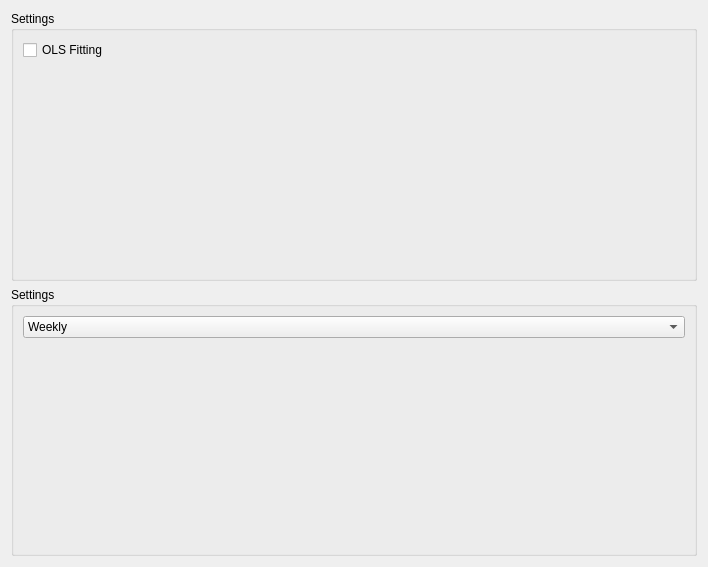
Qt form piggy_bank/ui/plots_lines.ui (pbertoni89/piggy-bank) before a commit.
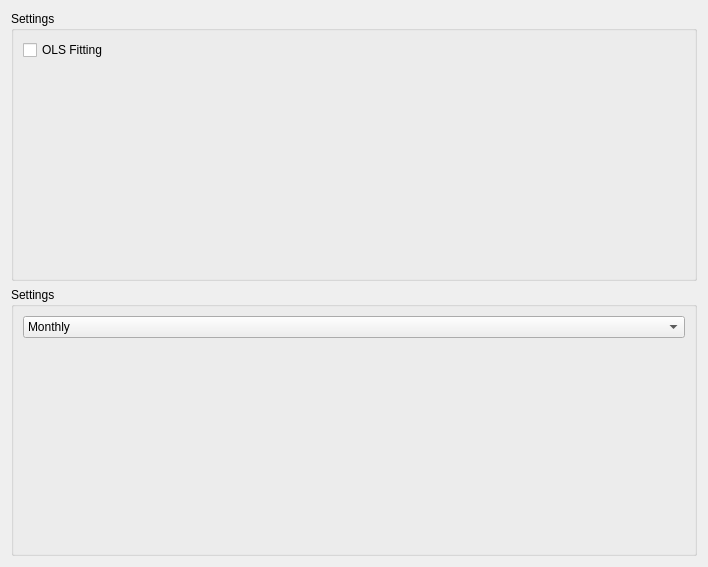
The same form after that commit.

```diff
--- a/piggy_bank/ui/plots_lines.ui
+++ b/piggy_bank/ui/plots_lines.ui
@@ -60,6 +60,9 @@
        <layout class="QVBoxLayout" name="verticalLayout_3">
         <item>
          <widget class="QComboBox" name="qcb_candles_time">
+          <property name="currentIndex">
+           <number>1</number>
+          </property>
           <item>
            <property name="text">
             <string>Weekly</string>
```
